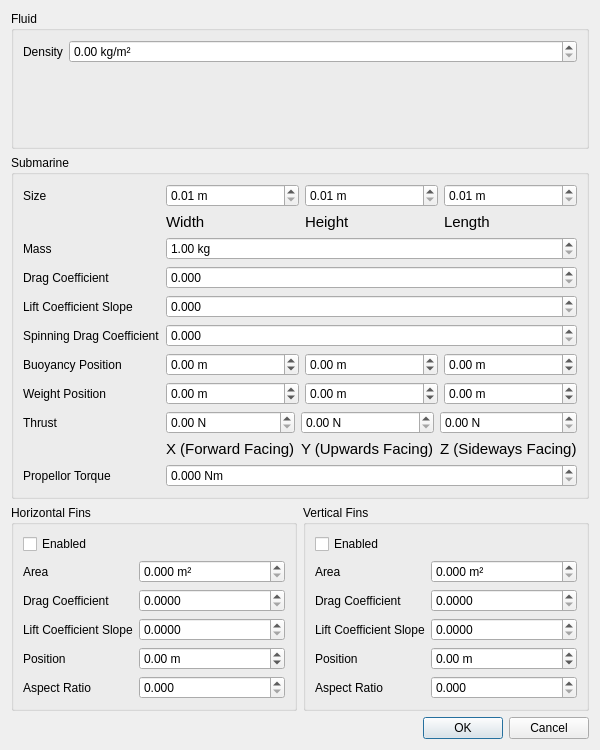
Before: the Qt Designer form simulationpropertiesdialogue.ui in shintakezou/submarine-simulator, drawn with Qt 5.
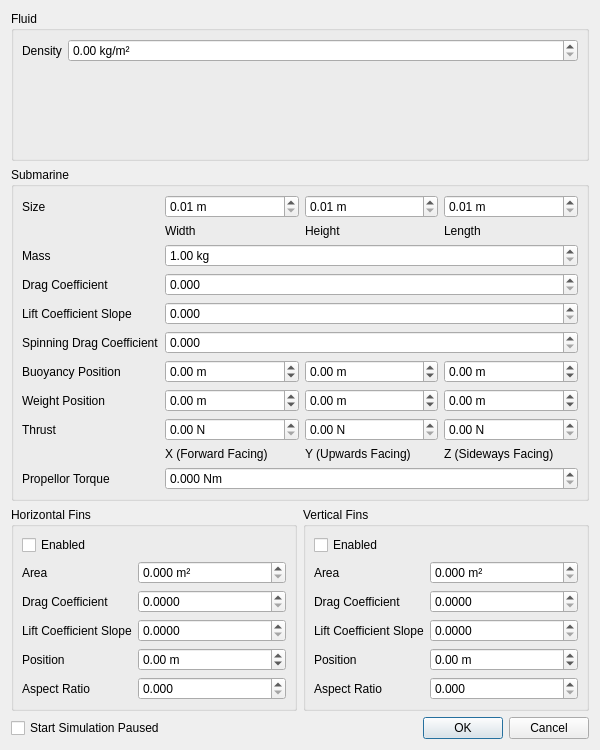
After: the same form once the commit is applied.

Commit message: Add option to start simulation paused

Diff of the .ui file:
```diff
--- a/simulationpropertiesdialogue.ui
+++ b/simulationpropertiesdialogue.ui
@@ -26,6 +26,18 @@
       <string>Fluid</string>
      </property>
      <layout class="QFormLayout" name="formLayout">
+      <property name="leftMargin">
+       <number>8</number>
+      </property>
+      <property name="topMargin">
+       <number>8</number>
+      </property>
+      <property name="rightMargin">
+       <number>8</number>
+      </property>
+      <property name="bottomMargin">
+       <number>8</number>
+      </property>
       <item row="0" column="0">
        <widget class="QLabel" name="label">
         <property name="text">
@@ -55,6 +67,18 @@
       <string>Submarine</string>
      </property>
      <layout class="QFormLayout" name="formLayout_2">
+      <property name="leftMargin">
+       <number>8</number>
+      </property>
+      <property name="topMargin">
+       <number>8</number>
+      </property>
+      <property name="rightMargin">
+       <number>8</number>
+      </property>
+      <property name="bottomMargin">
+       <number>8</number>
+      </property>
       <item row="0" column="0">
        <widget class="QLabel" name="label_2">
         <property name="text">
@@ -116,7 +140,7 @@
          <widget class="QLabel" name="label_22">
           <property name="font">
            <font>
-            <pointsize>11</pointsize>
+            <pointsize>9</pointsize>
            </font>
           </property>
           <property name="text">
@@ -128,7 +152,7 @@
          <widget class="QLabel" name="label_3">
           <property name="font">
            <font>
-            <pointsize>11</pointsize>
+            <pointsize>9</pointsize>
            </font>
           </property>
           <property name="text">
@@ -140,7 +164,7 @@
          <widget class="QLabel" name="label_4">
           <property name="font">
            <font>
-            <pointsize>11</pointsize>
+            <pointsize>9</pointsize>
            </font>
           </property>
           <property name="text">
@@ -339,7 +363,7 @@
          <widget class="QLabel" name="label_23">
           <property name="font">
            <font>
-            <pointsize>11</pointsize>
+            <pointsize>9</pointsize>
            </font>
           </property>
           <property name="text">
@@ -351,7 +375,7 @@
          <widget class="QLabel" name="label_24">
           <property name="font">
            <font>
-            <pointsize>11</pointsize>
+            <pointsize>9</pointsize>
            </font>
           </property>
           <property name="text">
@@ -363,7 +387,7 @@
          <widget class="QLabel" name="label_25">
           <property name="font">
            <font>
-            <pointsize>11</pointsize>
+            <pointsize>9</pointsize>
            </font>
           </property>
           <property name="text">
@@ -459,6 +483,18 @@
         <string>Horizontal Fins</string>
        </property>
        <layout class="QFormLayout" name="formLayout_3">
+        <property name="leftMargin">
+         <number>8</number>
+        </property>
+        <property name="topMargin">
+         <number>8</number>
+        </property>
+        <property name="rightMargin">
+         <number>8</number>
+        </property>
+        <property name="bottomMargin">
+         <number>8</number>
+        </property>
         <item row="0" column="0">
          <widget class="QCheckBox" name="checkHorizontalFinsEnabled">
           <property name="text">
@@ -581,6 +617,18 @@
         <string>Vertical Fins</string>
        </property>
        <layout class="QFormLayout" name="formLayout_4">
+        <property name="leftMargin">
+         <number>8</number>
+        </property>
+        <property name="topMargin">
+         <number>8</number>
+        </property>
+        <property name="rightMargin">
+         <number>8</number>
+        </property>
+        <property name="bottomMargin">
+         <number>8</number>
+        </property>
         <item row="0" column="0">
          <widget class="QCheckBox" name="checkVerticalFinsEnabled">
           <property name="text">
@@ -697,14 +745,25 @@
     </layout>
    </item>
    <item>
-    <widget class="QDialogButtonBox" name="buttonBox">
-     <property name="orientation">
-      <enum>Qt::Horizontal</enum>
-     </property>
-     <property name="standardButtons">
-      <set>QDialogButtonBox::Cancel|QDialogButtonBox::Ok</set>
-     </property>
-    </widget>
+    <layout class="QHBoxLayout" name="horizontalLayout_3">
+     <item>
+      <widget class="QCheckBox" name="checkStartPaused">
+       <property name="text">
+        <string>Start Simulation Paused</string>
+       </property>
+      </widget>
+     </item>
+     <item>
+      <widget class="QDialogButtonBox" name="buttonBox">
+       <property name="orientation">
+        <enum>Qt::Horizontal</enum>
+       </property>
+       <property name="standardButtons">
+        <set>QDialogButtonBox::Cancel|QDialogButtonBox::Ok</set>
+       </property>
+      </widget>
+     </item>
+    </layout>
    </item>
   </layout>
  </widget>
```
The commit also changes 3 other files.
